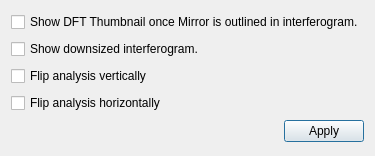
Before: the Qt Designer form settingsdft.ui in githubdoe/DFTFringe, drawn with Qt 5.
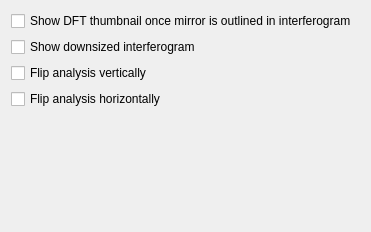
After: the same form once the commit is applied.

The edit to the form file:
```diff
--- a/settingsdft.ui
+++ b/settingsdft.ui
@@ -7,24 +7,24 @@
     <x>0</x>
     <y>0</y>
     <width>371</width>
-    <height>156</height>
+    <height>232</height>
    </rect>
   </property>
   <property name="windowTitle">
    <string>Dialog</string>
   </property>
-  <layout class="QVBoxLayout" name="verticalLayout">
+  <layout class="QVBoxLayout" name="verticalLayout" stretch="0,0,0,0,1">
    <item>
     <widget class="QCheckBox" name="ShowDFTTHumbCB">
      <property name="text">
-      <string>Show DFT Thumbnail once Mirror is outlined in interferogram.</string>
+      <string>Show DFT thumbnail once mirror is outlined in interferogram</string>
      </property>
     </widget>
    </item>
    <item>
     <widget class="QCheckBox" name="showDownSizedIgram">
      <property name="text">
-      <string>Show downsized interferogram.</string>
+      <string>Show downsized interferogram</string>
      </property>
     </widget>
    </item>
@@ -43,14 +43,17 @@
     </widget>
    </item>
    <item>
-    <widget class="QDialogButtonBox" name="buttonBox">
+    <spacer name="verticalSpacer">
      <property name="orientation">
-      <enum>Qt::Horizontal</enum>
+      <enum>Qt::Orientation::Vertical</enum>
      </property>
-     <property name="standardButtons">
-      <set>QDialogButtonBox::Apply</set>
+     <property name="sizeHint" stdset="0">
+      <size>
+       <width>20</width>
+       <height>40</height>
+      </size>
      </property>
-    </widget>
+    </spacer>
    </item>
   </layout>
  </widget>
```
Left out of the diff: 35 changed lines with no effect on the pictures.
